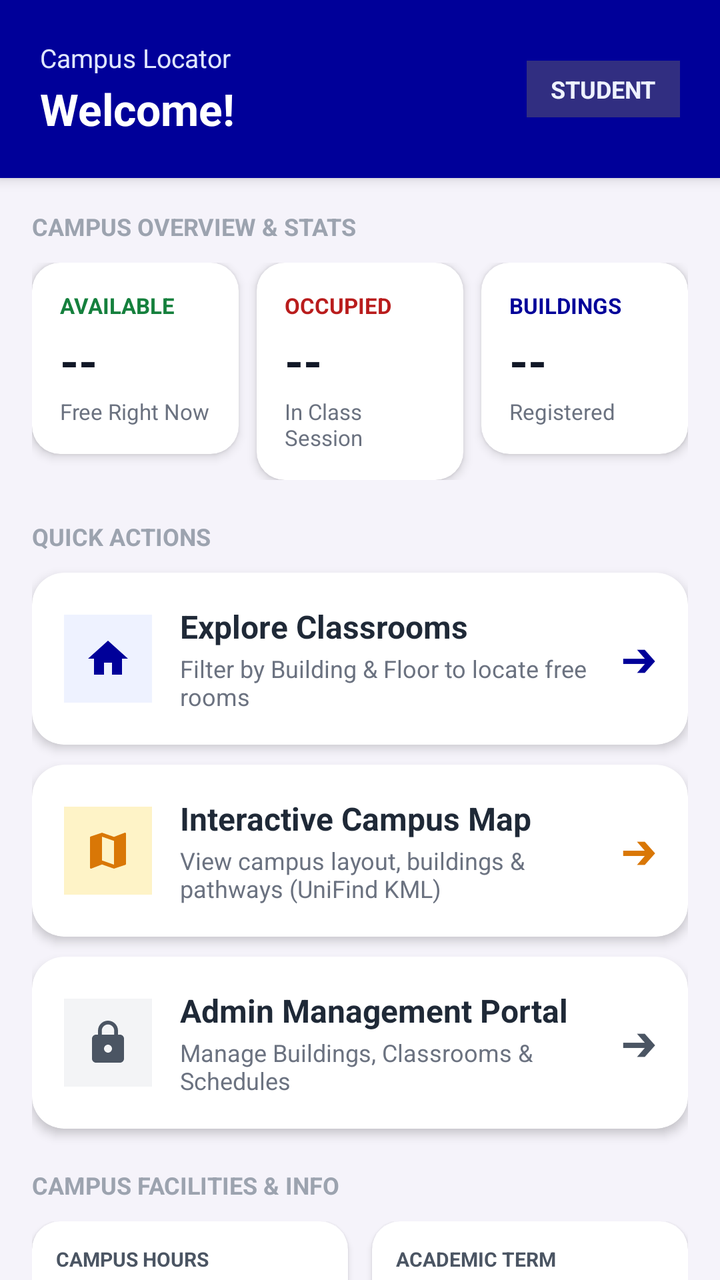
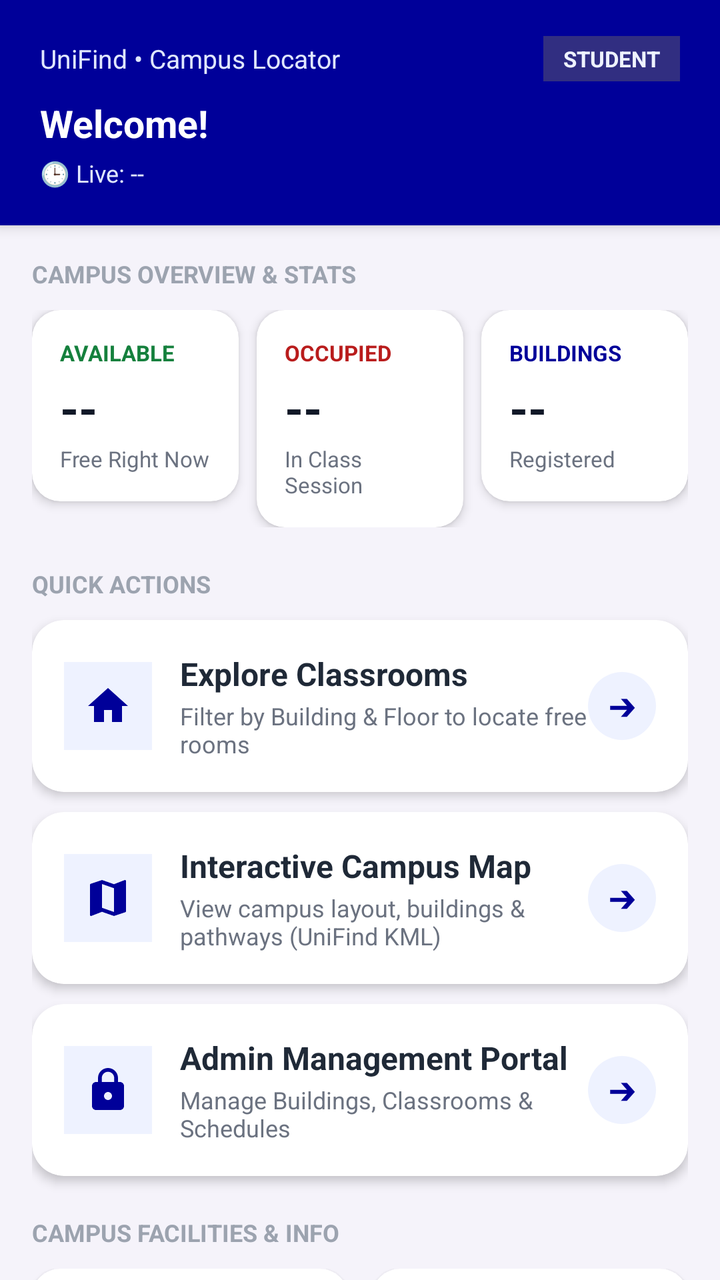

An Android layout rendered at two revisions. The XML below is the earlier revision; the diff shows what the commit changed to produce the second picture.
<!-- AndroidManifest.xml: application theme Theme.OOPProject -->
<!-- res/layout/fragment_home.xml -->
<?xml version="1.0" encoding="utf-8"?>
<LinearLayout xmlns:android="http://schemas.android.com/apk/res/android"
    xmlns:app="http://schemas.android.com/apk/res-auto"
    xmlns:tools="http://schemas.android.com/tools"
    android:layout_width="match_parent"
    android:layout_height="match_parent"
    android:background="#F5F3FA"
    android:orientation="vertical"
    tools:context=".frontEnd.HomeFragment">

    
    <LinearLayout
        android:layout_width="match_parent"
        android:layout_height="wrap_content"
        android:background="@color/dark_purple"
        android:elevation="4dp"
        android:gravity="center_vertical"
        android:orientation="horizontal"
        android:paddingHorizontal="20dp"
        android:paddingVertical="20dp">

        <LinearLayout
            android:layout_width="0dp"
            android:layout_height="wrap_content"
            android:layout_weight="1"
            android:orientation="vertical">

            <TextView
                android:layout_width="wrap_content"
                android:layout_height="wrap_content"
                android:text="Campus Locator"
                android:textColor="#E0E7FF"
                android:textSize="13sp" />

            <TextView
                android:id="@+id/tvUserName"
                android:layout_width="wrap_content"
                android:layout_height="wrap_content"
                android:layout_marginTop="2dp"
                android:text="Welcome!"
                android:textColor="#FFFFFF"
                android:textSize="22sp"
                android:textStyle="bold" />
        </LinearLayout>

        <TextView
            android:id="@+id/tvRoleBadge"
            android:layout_width="wrap_content"
            android:layout_height="wrap_content"
            android:background="#312E81"
            android:paddingHorizontal="12dp"
            android:paddingVertical="6dp"
            android:text="STUDENT"
            android:textColor="#EEF2FF"
            android:textSize="12sp"
            android:textStyle="bold" />
    </LinearLayout>

    <androidx.core.widget.NestedScrollView
        android:layout_width="match_parent"
        android:layout_height="0dp"
        android:layout_weight="1"
        android:clipToPadding="false"
        android:fillViewport="true">

        <LinearLayout
            android:layout_width="match_parent"
            android:layout_height="wrap_content"
            android:orientation="vertical"
            android:paddingHorizontal="16dp"
            android:paddingTop="16dp"
            android:paddingBottom="100dp">

            
            <TextView
                android:layout_width="wrap_content"
                android:layout_height="wrap_content"
                android:layout_marginBottom="10dp"
                android:text="CAMPUS OVERVIEW &amp; STATS"
                android:textColor="#9CA3AF"
                android:textSize="12sp"
                android:textStyle="bold" />

            
            <LinearLayout
                android:layout_width="match_parent"
                android:layout_height="wrap_content"
                android:baselineAligned="false"
                android:orientation="horizontal">

                
                <com.google.android.material.card.MaterialCardView
                    android:layout_width="0dp"
                    android:layout_height="wrap_content"
                    android:layout_marginEnd="6dp"
                    android:layout_weight="1"
                    app:cardBackgroundColor="#FFFFFF"
                    app:cardCornerRadius="14dp"
                    app:cardElevation="3dp"
                    app:strokeWidth="0dp">

                    <LinearLayout
                        android:layout_width="match_parent"
                        android:layout_height="wrap_content"
                        android:orientation="vertical"
                        android:padding="14dp">

                        <TextView
                            android:layout_width="wrap_content"
                            android:layout_height="wrap_content"
                            android:text="AVAILABLE"
                            android:textColor="#15803D"
                            android:textSize="11sp"
                            android:textStyle="bold" />

                        <TextView
                            android:id="@+id/tvAvailableCount"
                            android:layout_width="wrap_content"
                            android:layout_height="wrap_content"
                            android:layout_marginTop="4dp"
                            android:text="--"
                            android:textColor="#111827"
                            android:textSize="24sp"
                            android:textStyle="bold" />

                        <TextView
                            android:layout_width="wrap_content"
                            android:layout_height="wrap_content"
                            android:layout_marginTop="2dp"
                            android:text="Free Right Now"
                            android:textColor="#6B7280"
                            android:textSize="11sp" />
                    </LinearLayout>
                </com.google.android.material.card.MaterialCardView>

                
                <com.google.android.material.card.MaterialCardView
                    android:layout_width="0dp"
                    android:layout_height="wrap_content"
                    android:layout_marginHorizontal="3dp"
                    android:layout_weight="1"
                    app:cardBackgroundColor="#FFFFFF"
                    app:cardCornerRadius="14dp"
                    app:cardElevation="3dp"
                    app:strokeWidth="0dp">

                    <LinearLayout
                        android:layout_width="match_parent"
                        android:layout_height="wrap_content"
                        android:orientation="vertical"
                        android:padding="14dp">

                        <TextView
                            android:layout_width="wrap_content"
                            android:layout_height="wrap_content"
                            android:text="OCCUPIED"
                            android:textColor="#B91C1C"
                            android:textSize="11sp"
                            android:textStyle="bold" />

                        <TextView
                            android:id="@+id/tvOccupiedCount"
                            android:layout_width="wrap_content"
                            android:layout_height="wrap_content"
                            android:layout_marginTop="4dp"
                            android:text="--"
                            android:textColor="#111827"
                            android:textSize="24sp"
                            android:textStyle="bold" />

                        <TextView
                            android:layout_width="wrap_content"
                            android:layout_height="wrap_content"
                            android:layout_marginTop="2dp"
                            android:text="In Class Session"
                            android:textColor="#6B7280"
                            android:textSize="11sp" />
                    </LinearLayout>
                </com.google.android.material.card.MaterialCardView>

                
                <com.google.android.material.card.MaterialCardView
                    android:layout_width="0dp"
                    android:layout_height="wrap_content"
                    android:layout_marginStart="6dp"
                    android:layout_weight="1"
                    app:cardBackgroundColor="#FFFFFF"
                    app:cardCornerRadius="14dp"
                    app:cardElevation="3dp"
                    app:strokeWidth="0dp">

                    <LinearLayout
                        android:layout_width="match_parent"
                        android:layout_height="wrap_content"
                        android:orientation="vertical"
                        android:padding="14dp">

                        <TextView
                            android:layout_width="wrap_content"
                            android:layout_height="wrap_content"
                            android:text="BUILDINGS"
                            android:textColor="@color/dark_purple"
                            android:textSize="11sp"
                            android:textStyle="bold" />

                        <TextView
                            android:id="@+id/tvBuildingsCount"
                            android:layout_width="wrap_content"
                            android:layout_height="wrap_content"
                            android:layout_marginTop="4dp"
                            android:text="--"
                            android:textColor="#111827"
                            android:textSize="24sp"
                            android:textStyle="bold" />

                        <TextView
                            android:layout_width="wrap_content"
                            android:layout_height="wrap_content"
                            android:layout_marginTop="2dp"
                            android:text="Registered"
                            android:textColor="#6B7280"
                            android:textSize="11sp" />
                    </LinearLayout>
                </com.google.android.material.card.MaterialCardView>
            </LinearLayout>

            
            <TextView
                android:layout_width="wrap_content"
                android:layout_height="wrap_content"
                android:layout_marginTop="20dp"
                android:layout_marginBottom="10dp"
                android:text="QUICK ACTIONS"
                android:textColor="#9CA3AF"
                android:textSize="12sp"
                android:textStyle="bold" />

            
            <com.google.android.material.card.MaterialCardView
                android:id="@+id/btnExploreClassrooms"
                android:layout_width="match_parent"
                android:layout_height="wrap_content"
                android:layout_marginBottom="10dp"
                android:clickable="true"
                android:focusable="true"
                app:cardBackgroundColor="#FFFFFF"
                app:cardCornerRadius="16dp"
                app:cardElevation="3dp"
                app:strokeWidth="0dp">

                <LinearLayout
                    android:layout_width="match_parent"
                    android:layout_height="wrap_content"
                    android:gravity="center_vertical"
                    android:orientation="horizontal"
                    android:padding="16dp">

                    <ImageView
                        android:layout_width="44dp"
                        android:layout_height="44dp"
                        android:background="#EEF2FF"
                        android:contentDescription="Explore"
                        android:padding="10dp"
                        android:src="@drawable/ic_home"
                        app:tint="@color/dark_purple" />

                    <LinearLayout
                        android:layout_width="0dp"
                        android:layout_height="wrap_content"
                        android:layout_marginStart="14dp"
                        android:layout_weight="1"
                        android:orientation="vertical">

                        <TextView
                            android:layout_width="wrap_content"
                            android:layout_height="wrap_content"
                            android:text="Explore Classrooms"
                            android:textColor="#1F2937"
                            android:textSize="16sp"
                            android:textStyle="bold" />

                        <TextView
                            android:layout_width="wrap_content"
                            android:layout_height="wrap_content"
                            android:layout_marginTop="2dp"
                            android:text="Filter by Building &amp; Floor to locate free rooms"
                            android:textColor="#6B7280"
                            android:textSize="12sp" />
                    </LinearLayout>

                    <TextView
                        android:layout_width="wrap_content"
                        android:layout_height="wrap_content"
                        android:text="➔"
                        android:textColor="@color/dark_purple"
                        android:textSize="18sp"
                        android:textStyle="bold" />
                </LinearLayout>
            </com.google.android.material.card.MaterialCardView>

            
            <com.google.android.material.card.MaterialCardView
                android:id="@+id/btnCampusMap"
                android:layout_width="match_parent"
                android:layout_height="wrap_content"
                android:layout_marginBottom="10dp"
                android:clickable="true"
                android:focusable="true"
                app:cardBackgroundColor="#FFFFFF"
                app:cardCornerRadius="16dp"
                app:cardElevation="3dp"
                app:strokeWidth="0dp">

                <LinearLayout
                    android:layout_width="match_parent"
                    android:layout_height="wrap_content"
                    android:gravity="center_vertical"
                    android:orientation="horizontal"
                    android:padding="16dp">

                    <ImageView
                        android:layout_width="44dp"
                        android:layout_height="44dp"
                        android:background="#FEF3C7"
                        android:contentDescription="Campus Map"
                        android:padding="10dp"
                        android:src="@drawable/ic_map"
                        app:tint="#D97706" />

                    <LinearLayout
                        android:layout_width="0dp"
                        android:layout_height="wrap_content"
                        android:layout_marginStart="14dp"
                        android:layout_weight="1"
                        android:orientation="vertical">

                        <TextView
                            android:layout_width="wrap_content"
                            android:layout_height="wrap_content"
                            android:text="Interactive Campus Map"
                            android:textColor="#1F2937"
                            android:textSize="16sp"
                            android:textStyle="bold" />

                        <TextView
                            android:layout_width="wrap_content"
                            android:layout_height="wrap_content"
                            android:layout_marginTop="2dp"
                            android:text="View campus layout, buildings &amp; pathways (UniFind KML)"
                            android:textColor="#6B7280"
                            android:textSize="12sp" />
                    </LinearLayout>

                    <TextView
                        android:layout_width="wrap_content"
                        android:layout_height="wrap_content"
                        android:text="➔"
                        android:textColor="#D97706"
                        android:textSize="18sp"
                        android:textStyle="bold" />
                </LinearLayout>
            </com.google.android.material.card.MaterialCardView>

            
            <com.google.android.material.card.MaterialCardView
                android:id="@+id/btnAdminPortal"
                android:layout_width="match_parent"
                android:layout_height="wrap_content"
                android:clickable="true"
                android:focusable="true"
                app:cardBackgroundColor="#FFFFFF"
                app:cardCornerRadius="16dp"
                app:cardElevation="3dp"
                app:strokeWidth="0dp">

                <LinearLayout
                    android:layout_width="match_parent"
                    android:layout_height="wrap_content"
                    android:gravity="center_vertical"
                    android:orientation="horizontal"
                    android:padding="16dp">

                    <ImageView
                        android:layout_width="44dp"
                        android:layout_height="44dp"
                        android:background="#F3F4F6"
                        android:contentDescription="Admin Portal"
                        android:padding="10dp"
                        android:src="@drawable/ic_lock"
                        app:tint="#4B5563" />

                    <LinearLayout
                        android:layout_width="0dp"
                        android:layout_height="wrap_content"
                        android:layout_marginStart="14dp"
                        android:layout_weight="1"
                        android:orientation="vertical">

                        <TextView
                            android:id="@+id/tvAdminTitle"
                            android:layout_width="wrap_content"
                            android:layout_height="wrap_content"
                            android:text="Admin Management Portal"
                            android:textColor="#1F2937"
                            android:textSize="16sp"
                            android:textStyle="bold" />

                        <TextView
                            android:id="@+id/tvAdminSubtitle"
                            android:layout_width="wrap_content"
                            android:layout_height="wrap_content"
                            android:layout_marginTop="2dp"
                            android:text="Manage Buildings, Classrooms &amp; Schedules"
                            android:textColor="#6B7280"
                            android:textSize="12sp" />
                    </LinearLayout>

                    <TextView
                        android:layout_width="wrap_content"
                        android:layout_height="wrap_content"
                        android:text="➔"
                        android:textColor="#4B5563"
                        android:textSize="18sp"
                        android:textStyle="bold" />
                </LinearLayout>
            </com.google.android.material.card.MaterialCardView>

            
            <TextView
                android:layout_width="wrap_content"
                android:layout_height="wrap_content"
                android:layout_marginTop="20dp"
                android:layout_marginBottom="10dp"
                android:text="CAMPUS FACILITIES &amp; INFO"
                android:textColor="#9CA3AF"
                android:textSize="12sp"
                android:textStyle="bold" />

            
            <LinearLayout
                android:layout_width="match_parent"
                android:layout_height="wrap_content"
                android:baselineAligned="false"
                android:orientation="horizontal">

                <com.google.android.material.card.MaterialCardView
                    android:layout_width="0dp"
                    android:layout_height="wrap_content"
                    android:layout_marginEnd="6dp"
                    android:layout_weight="1"
                    app:cardBackgroundColor="#FFFFFF"
                    app:cardCornerRadius="14dp"
                    app:cardElevation="2dp"
                    app:strokeWidth="0dp">

                    <LinearLayout
                        android:layout_width="match_parent"
                        android:layout_height="wrap_content"
                        android:orientation="vertical"
                        android:padding="12dp">

                        <TextView
                            android:layout_width="wrap_content"
                            android:layout_height="wrap_content"
                            android:text="CAMPUS HOURS"
                            android:textColor="#4B5563"
                            android:textSize="10sp"
                            android:textStyle="bold" />

                        <TextView
                            android:layout_width="wrap_content"
                            android:layout_height="wrap_content"
                            android:layout_marginTop="2dp"
                            android:text="07:00 AM - 08:00 PM"
                            android:textColor="#111827"
                            android:textSize="12sp"
                            android:textStyle="bold" />
                    </LinearLayout>
                </com.google.android.material.card.MaterialCardView>

                <com.google.android.material.card.MaterialCardView
                    android:layout_width="0dp"
                    android:layout_height="wrap_content"
                    android:layout_marginStart="6dp"
                    android:layout_weight="1"
                    app:cardBackgroundColor="#FFFFFF"
                    app:cardCornerRadius="14dp"
                    app:cardElevation="2dp"
                    app:strokeWidth="0dp">

                    <LinearLayout
                        android:layout_width="match_parent"
                        android:layout_height="wrap_content"
                        android:orientation="vertical"
                        android:padding="12dp">

                        <TextView
                            android:layout_width="wrap_content"
                            android:layout_height="wrap_content"
                            android:text="ACADEMIC TERM"
                            android:textColor="#4B5563"
                            android:textSize="10sp"
                            android:textStyle="bold" />

                        <TextView
                            android:layout_width="wrap_content"
                            android:layout_height="wrap_content"
                            android:layout_marginTop="2dp"
                            android:text="1st Sem 2026-2027"
                            android:textColor="#111827"
                            android:textSize="12sp"
                            android:textStyle="bold" />
                    </LinearLayout>
                </com.google.android.material.card.MaterialCardView>
            </LinearLayout>

        </LinearLayout>
    </androidx.core.widget.NestedScrollView>
</LinearLayout>
<!-- resources referenced by this layout -->
<resources>
  <color name="dark_purple">#FF000099</color>
  <!-- drawable ic_home (drawable) -->
  <vector xmlns:android="http://schemas.android.com/apk/res/android"
      android:width="24dp"
      android:height="24dp"
      android:viewportWidth="24"
      android:viewportHeight="24">
      <path
          android:fillColor="#FF000000"
          android:pathData="M10,20v-6h4v6h5v-8h3L12,3 2,12h3v8z" />
  </vector>
  <!-- drawable ic_lock (drawable) -->
  <vector xmlns:android="http://schemas.android.com/apk/res/android"
      android:width="24dp"
      android:height="24dp"
      android:viewportWidth="24"
      android:viewportHeight="24">
    <path
        android:fillColor="#FF000000"
        android:pathData="M18,8h-1V6c0,-2.76 -2.24,-5 -5,-5S7,3.24 7,6v2H6c-1.1,0 -2,0.9 -2,2v10c0,1.1 0.9,2 2,2h12c1.1,0 2,-0.9 2,-2V10c0,-1.1 -0.9,-2 -2,-2zm-6,9c-1.1,0 -2,-0.9 -2,-2s0.9,-2 2,-2 2,0.9 2,2 -0.9,2 -2,2zm3.1,-9H8.9V6c0,-1.71 1.39,-3.1 3.1,-3.1 1.71,0 3.1,1.39 3.1,3.1v2z"/>
  </vector>
  <!-- drawable ic_map (drawable) -->
  <vector xmlns:android="http://schemas.android.com/apk/res/android"
      android:width="24dp"
      android:height="24dp"
      android:viewportWidth="24"
      android:viewportHeight="24">
    <path
        android:fillColor="#FF000000"
        android:pathData="M20.5,3l-0.16,0.03L15,5.1 9,3 3.36,4.9C3.15,4.97 3,5.15 3,5.38V20.5c0,0.28 0.22,0.5 0.5,0.5l0.16,-0.03L9,18.9l6,2.1 5.64,-1.9c0.21,-0.07 0.36,-0.25 0.36,-0.48V3.5c0,-0.28 -0.22,-0.5 -0.5,-0.5zM15,19l-6,-2.11V5l6,2.11V19z"/>
  </vector>
  <style name="Theme.OOPProject" parent="Theme.MaterialComponents.Light.NoActionBar">
          
          <item name="colorPrimary">@color/purple_500</item>
          <item name="colorPrimaryVariant">@color/purple_700</item>
          <item name="colorOnPrimary">@color/white</item>
          
          <item name="colorSecondary">@color/teal_200</item>
          <item name="colorSecondaryVariant">@color/teal_700</item>
          <item name="colorOnSecondary">@color/black</item>
          
          <item name="android:statusBarColor">@color/dark_purple</item>
          
          <item name="android:windowBackground">@color/dark_purple</item>
          <item name="android:windowSplashScreenBackground" tools:targetApi="s">@color/dark_purple</item>
          <item name="android:windowSplashScreenAnimatedIcon" tools:targetApi="s">@drawable/app_logo</item>
      </style>
  <color name="purple_500">#FF6200EE</color>
  <color name="purple_700">#FF3700B3</color>
  <color name="white">#FFFFFFFF</color>
  <color name="teal_200">#FF03DAC5</color>
  <color name="teal_700">#FF018786</color>
  <color name="black">#FF000000</color>
  <!-- drawable app_logo: png bitmap (drawable, 403426 bytes) -->
</resources>

<!-- the commit's change to res/layout/fragment_home.xml (unified diff, before → after) -->
@@ -14,46 +14,58 @@
         android:layout_height="wrap_content"
         android:background="@color/dark_purple"
         android:elevation="4dp"
-        android:gravity="center_vertical"
-        android:orientation="horizontal"
+        android:orientation="vertical"
         android:paddingHorizontal="20dp"
-        android:paddingVertical="20dp">
-
-        <LinearLayout
-            android:layout_width="0dp"
-            android:layout_height="wrap_content"
-            android:layout_weight="1"
-            android:orientation="vertical">
+        android:paddingVertical="18dp">
+
+        
+        <RelativeLayout
+            android:layout_width="match_parent"
+            android:layout_height="wrap_content">
 
             <TextView
                 android:layout_width="wrap_content"
                 android:layout_height="wrap_content"
-                android:text="Campus Locator"
+                android:layout_centerVertical="true"
+                android:text="UniFind • Campus Locator"
                 android:textColor="#E0E7FF"
                 android:textSize="13sp" />
 
             <TextView
-                android:id="@+id/tvUserName"
+                android:id="@+id/tvRoleBadge"
                 android:layout_width="wrap_content"
                 android:layout_height="wrap_content"
-                android:layout_marginTop="2dp"
-                android:text="Welcome!"
-                android:textColor="#FFFFFF"
-                android:textSize="22sp"
+                android:layout_alignParentEnd="true"
+                android:layout_centerVertical="true"
+                android:background="#312E81"
+                android:paddingHorizontal="10dp"
+                android:paddingVertical="4dp"
+                android:text="STUDENT"
+                android:textColor="#EEF2FF"
+                android:textSize="11sp"
                 android:textStyle="bold" />
-        </LinearLayout>
-
+        </RelativeLayout>
+
+        
         <TextView
-            android:id="@+id/tvRoleBadge"
+            android:id="@+id/tvUserName"
+            android:layout_width="match_parent"
+            android:layout_height="wrap_content"
+            android:layout_marginTop="8dp"
+            android:text="Welcome!"
+            android:textColor="#FFFFFF"
+            android:textSize="19sp"
+            android:textStyle="bold" />
+
+        
+        <TextView
+            android:id="@+id/tvLiveTimeAndDay"
             android:layout_width="wrap_content"
             android:layout_height="wrap_content"
-            android:background="#312E81"
-            android:paddingHorizontal="12dp"
-            android:paddingVertical="6dp"
-            android:text="STUDENT"
-            android:textColor="#EEF2FF"
-            android:textSize="12sp"
-            android:textStyle="bold" />
+            android:layout_marginTop="4dp"
+            android:text="🕒 Live: --"
+            android:textColor="#E0E7FF"
+            android:textSize="12sp" />
     </LinearLayout>
 
     <androidx.core.widget.NestedScrollView
@@ -289,11 +301,13 @@
                     </LinearLayout>
 
                     <TextView
-                        android:layout_width="wrap_content"
-                        android:layout_height="wrap_content"
+                        android:layout_width="34dp"
+                        android:layout_height="34dp"
+                        android:background="@drawable/bg_arrow_circle"
+                        android:gravity="center"
                         android:text="➔"
                         android:textColor="@color/dark_purple"
-                        android:textSize="18sp"
+                        android:textSize="14sp"
                         android:textStyle="bold" />
                 </LinearLayout>
             </com.google.android.material.card.MaterialCardView>
@@ -321,11 +335,11 @@
                     <ImageView
                         android:layout_width="44dp"
                         android:layout_height="44dp"
-                        android:background="#FEF3C7"
+                        android:background="#EEF2FF"
                         android:contentDescription="Campus Map"
                         android:padding="10dp"
                         android:src="@drawable/ic_map"
-                        app:tint="#D97706" />
+                        app:tint="@color/dark_purple" />
 
                     <LinearLayout
                         android:layout_width="0dp"
@@ -352,11 +366,13 @@
                     </LinearLayout>
 
                     <TextView
-                        android:layout_width="wrap_content"
-                        android:layout_height="wrap_content"
+                        android:layout_width="34dp"
+                        android:layout_height="34dp"
+                        android:background="@drawable/bg_arrow_circle"
+                        android:gravity="center"
                         android:text="➔"
-                        android:textColor="#D97706"
-                        android:textSize="18sp"
+                        android:textColor="@color/dark_purple"
+                        android:textSize="14sp"
                         android:textStyle="bold" />
                 </LinearLayout>
             </com.google.android.material.card.MaterialCardView>
@@ -383,11 +399,11 @@
                     <ImageView
                         android:layout_width="44dp"
                         android:layout_height="44dp"
-                        android:background="#F3F4F6"
+                        android:background="#EEF2FF"
                         android:contentDescription="Admin Portal"
                         android:padding="10dp"
                         android:src="@drawable/ic_lock"
-                        app:tint="#4B5563" />
+                        app:tint="@color/dark_purple" />
 
                     <LinearLayout
                         android:layout_width="0dp"
@@ -416,11 +432,13 @@
                     </LinearLayout>
 
                     <TextView
-                        android:layout_width="wrap_content"
-                        android:layout_height="wrap_content"
+                        android:layout_width="34dp"
+                        android:layout_height="34dp"
+                        android:background="@drawable/bg_arrow_circle"
+                        android:gravity="center"
                         android:text="➔"
-                        android:textColor="#4B5563"
-                        android:textSize="18sp"
+                        android:textColor="@color/dark_purple"
+                        android:textSize="14sp"
                         android:textStyle="bold" />
                 </LinearLayout>
             </com.google.android.material.card.MaterialCardView>
<!-- resource entries referenced after the edit -->
@@ -1,6 +1,12 @@
 <!-- resources referenced by this layout -->
 <resources>
   <color name="dark_purple">#FF000099</color>
+  <!-- drawable bg_arrow_circle (drawable) -->
+  <?xml version="1.0" encoding="utf-8"?>
+  <shape xmlns:android="http://schemas.android.com/apk/res/android"
+      android:shape="oval">
+      <solid android:color="#EEF2FF" />
+  </shape>
   <!-- drawable ic_home (drawable) -->
   <vector xmlns:android="http://schemas.android.com/apk/res/android"
       android:width="24dp"
